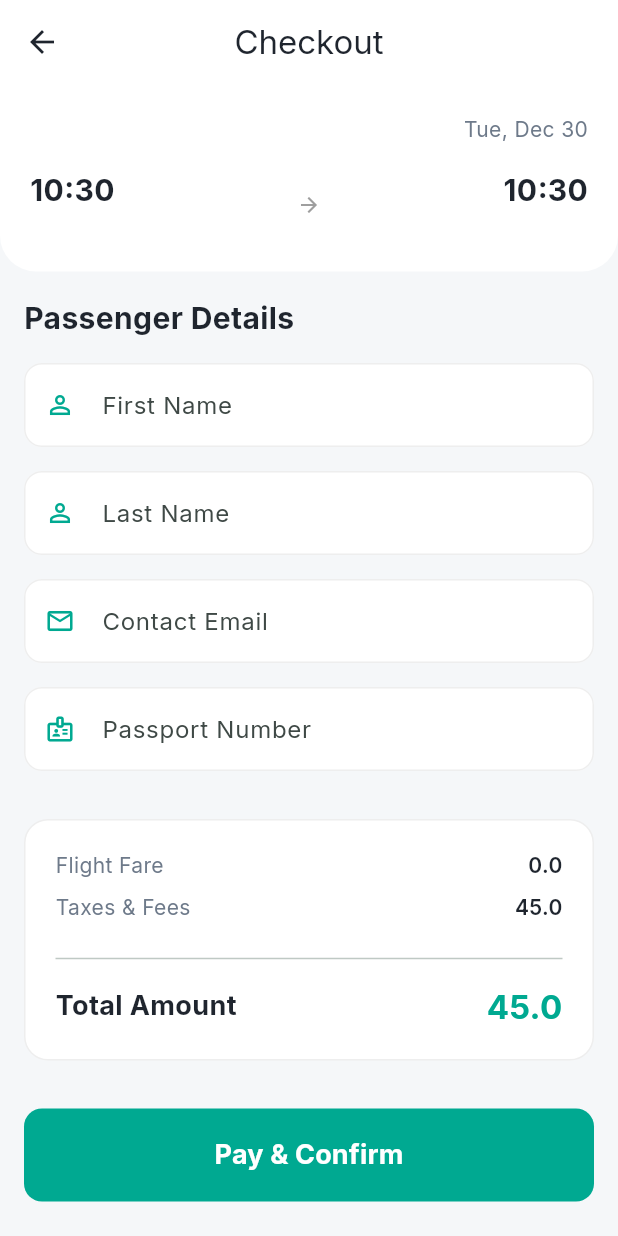
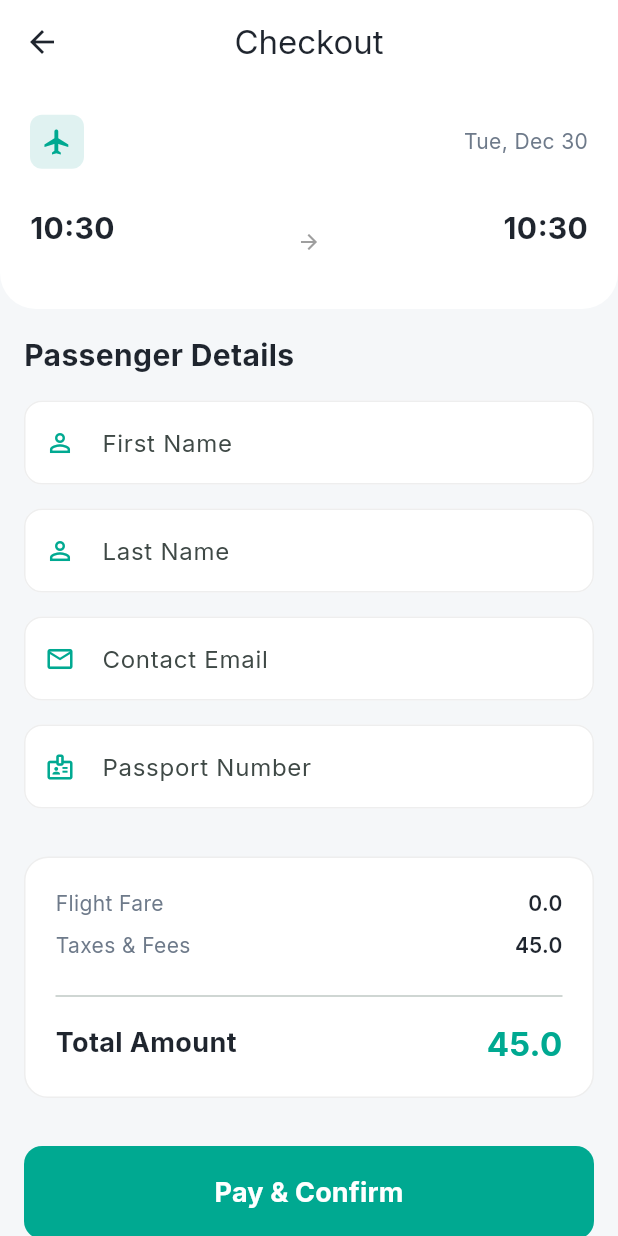
Before and after one commit to Thyon3/SkyRace, a Flutter app: the BookingScreen screen opened directly with empty values, on a phone screen of 412 x 824 dp. Run offline on Flutter 3.47's test engine with Material 3 defaults, Android fonts, the light colour scheme and no system bars; our stand-ins replace flutter_riverpod, go_router, google_fonts, shared_preferences, shimmer; accounts and stored records are empty; network calls fail.

Commit message:
Enhance Booking Screen UI with detailed flight summary

```diff
--- a/lib/src/features/bookings/presentation/booking_screen.dart
+++ b/lib/src/features/bookings/presentation/booking_screen.dart
@@ -1,7 +1,7 @@
 import 'package:flutter/material.dart';
 import 'package:flutter_riverpod/flutter_riverpod.dart';
+import 'package:intl/intl.dart';
 import 'package:go_router/go_router.dart';
-import 'package:intl/intl.dart';
 import '../../../constants/app_colors.dart';
 import '../../search/domain/flight.dart';
 import '../domain/booking.dart';
@@ -20,15 +20,15 @@ class _BookingScreenState extends ConsumerState<BookingScreen> {
   final _formKey = GlobalKey<FormState>();
   final _firstNameController = TextEditingController();
   final _lastNameController = TextEditingController();
+  final _emailController = TextEditingController();
   final _passportController = TextEditingController();
-  final _emailController = TextEditingController();
 
   @override
   void dispose() {
     _firstNameController.dispose();
     _lastNameController.dispose();
+    _emailController.dispose();
     _passportController.dispose();
-    _emailController.dispose();
     super.dispose();
   }
 
@@ -36,10 +36,10 @@ class _BookingScreenState extends ConsumerState<BookingScreen> {
   Widget build(BuildContext context) {
     final bookingState = ref.watch(bookingControllerProvider);
 
-    ref.listen<AsyncValue<Booking?>>(bookingControllerProvider, (previous, next) {
+    ref.listen<AsyncValue>(bookingControllerProvider, (previous, next) {
       next.whenOrNull(
-        data: (booking) {
-          if (booking != null) {
+        data: (success) {
+          if (success == true) {
             _showSuccessDialog();
           }
         },
@@ -189,19 +189,31 @@ class _BookingScreenState extends ConsumerState<BookingScreen> {
         crossAxisAlignment: CrossAxisAlignment.start,
         children: [
           Row(
-            mainAxisAlignment: MainAxisAlignment.spaceBetween,
             children: [
-              Text(
-                widget.flight.airline,
-                style: const TextStyle(fontWeight: FontWeight.bold, color: AppColors.primary),
+              Container(
+                padding: const EdgeInsets.all(8),
+                decoration: BoxDecoration(
+                  color: AppColors.secondary,
+                  borderRadius: BorderRadius.circular(8),
+                ),
+                child: const Icon(Icons.flight, color: AppColors.primary, size: 20),
               ),
+              const SizedBox(width: 12),
+              Column(
+                crossAxisAlignment: CrossAxisAlignment.start,
+                children: [
+                  Text(widget.flight.airline, style: const TextStyle(fontWeight: FontWeight.bold)),
+                  Text(widget.flight.flightNumber, style: const TextStyle(color: AppColors.textLight, fontSize: 12)),
+                ],
+              ),
+              const Spacer(),
               Text(
                 DateFormat('EEE, MMM d').format(widget.flight.departureTime),
                 style: const TextStyle(color: AppColors.textLight),
               ),
             ],
           ),
-          const SizedBox(height: 16),
+          const SizedBox(height: 24),
           Row(
             children: [
               _buildLocationSummary(widget.flight.origin, DateFormat('HH:mm').format(widget.flight.departureTime)),
```
